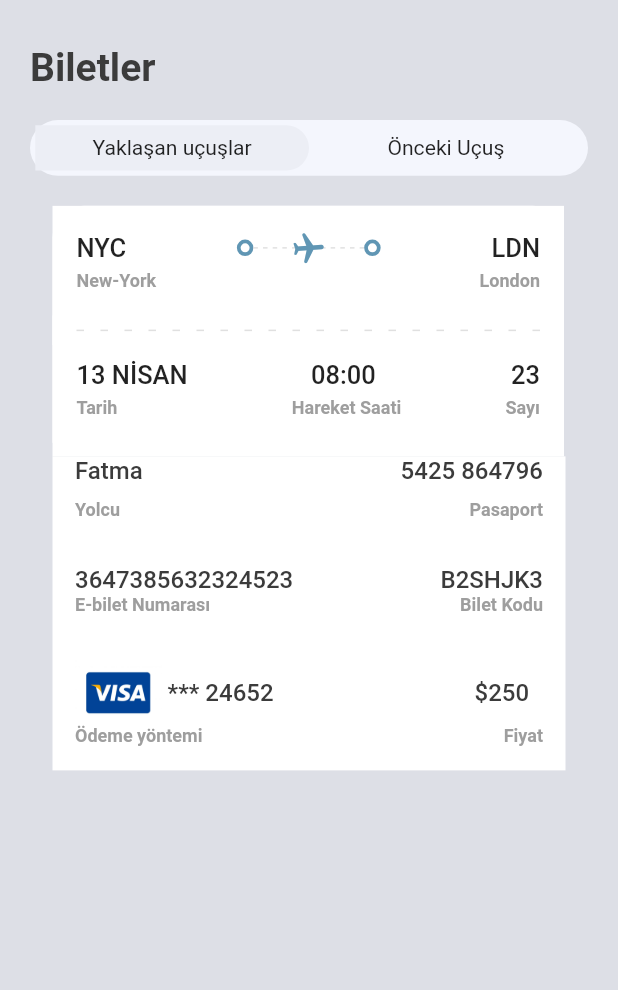
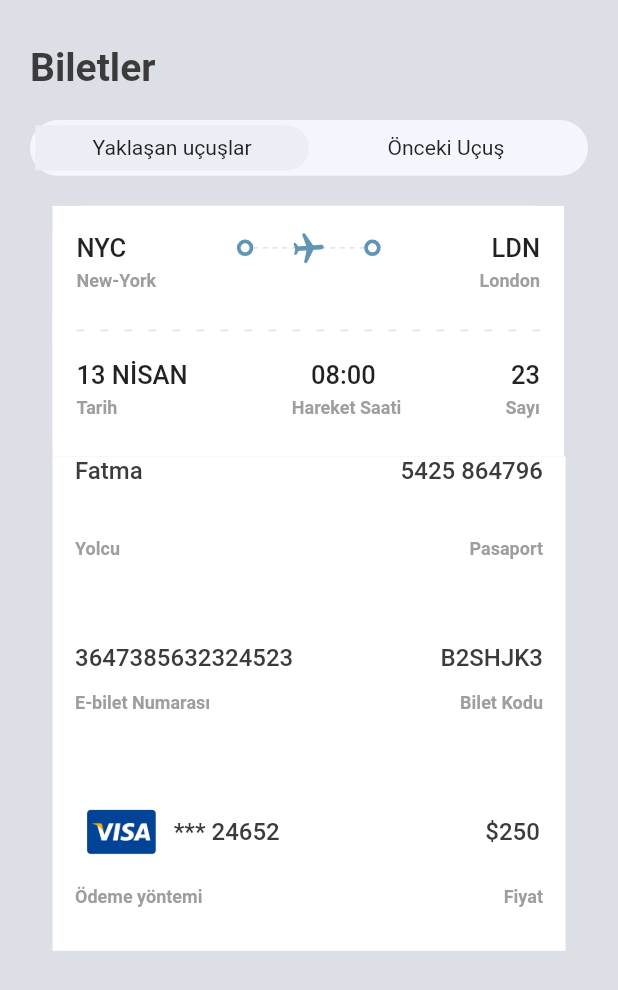
Before and after one commit to fatmakrdy/213301020, a Flutter app: the TicketScreen screen opened directly, on a phone screen of 412 x 824 dp. Shown: the top 990 px of the screen. Run offline on Flutter 3.47's test engine with Material 2 defaults, Android fonts, the light colour scheme and no system bars; our stand-ins replace fluentui_icons, gap, get.

Commit message:
First Commit

```diff
--- a/lib/ekranlar/ticket_screen.dart
+++ b/lib/ekranlar/ticket_screen.dart
@@ -36,6 +36,8 @@ class TicketScreen extends StatelessWidget {
               child: TicketView(ticket: ticketList[0], isColor: true),
             ),
             Container(
+              width: MediaQuery.of(context).size.width,
+              height: MediaQuery.of(context).size.height*0.40,
               padding: EdgeInsets.symmetric(horizontal: 15),
               margin: EdgeInsets.symmetric(horizontal: 15),
               color: Colors.white,
@@ -81,12 +83,13 @@ class TicketScreen extends StatelessWidget {
                   Gap(30),
 
                   Row(
+
                     mainAxisAlignment: MainAxisAlignment.start,
                     children: [
-                      Image.asset("assets/images/visa.jpg",scale: 15,),
+                      Image.asset("assets/images/visa.jpg",scale: 14,),
 
                       Text(" *** 24652",style: Styles.textStyle,),
-                      Gap(134),
+                      Gap(137),
                       Text("\$250",style: Styles.textStyle,),
                     ],
                   ),
```
